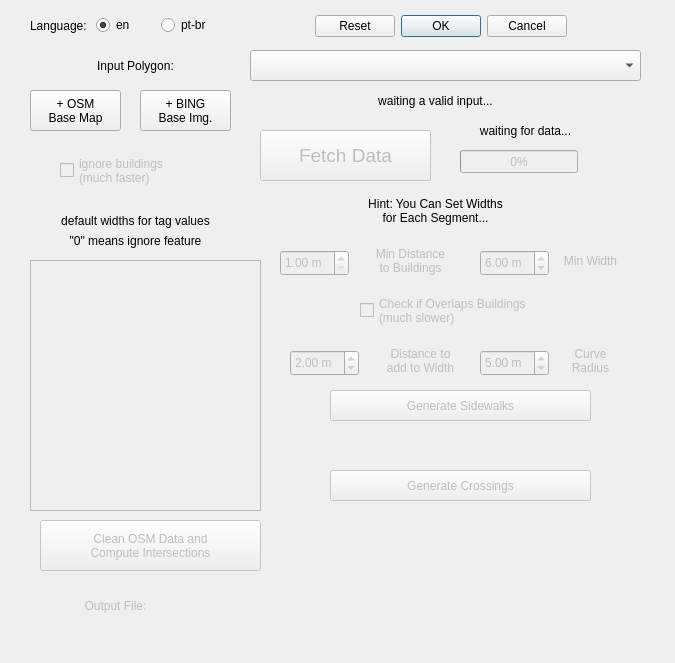
Old version of the form osm_sidewalkreator_dialog_base.ui in the repository kauevestena/osm_sidewalkreator.
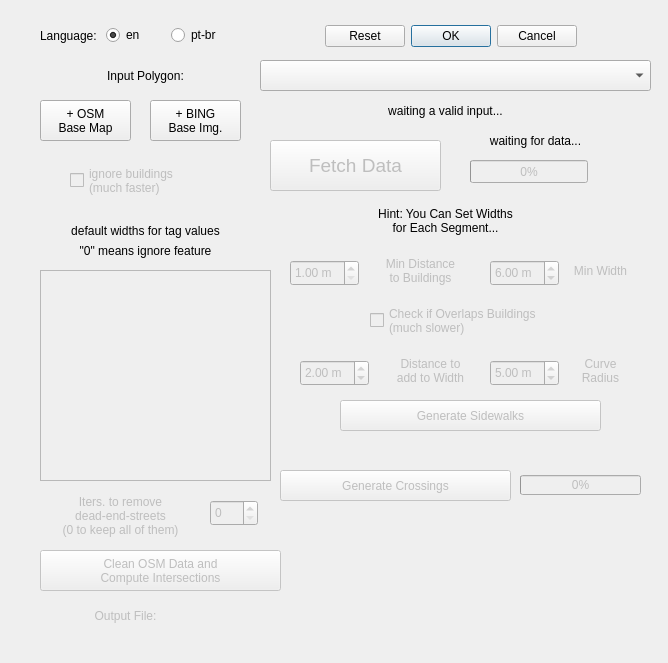
New version of the form. Custom widgets are drawn as their Qt base class.

```diff
--- a/osm_sidewalkreator_dialog_base.ui
+++ b/osm_sidewalkreator_dialog_base.ui
@@ -6,7 +6,7 @@
    <rect>
     <x>0</x>
     <y>0</y>
-    <width>675</width>
+    <width>668</width>
     <height>663</height>
    </rect>
   </property>
@@ -19,8 +19,8 @@
    </property>
    <property name="geometry">
     <rect>
-     <x>310</x>
-     <y>10</y>
+     <x>320</x>
+     <y>20</y>
      <width>261</width>
      <height>32</height>
     </rect>
@@ -38,8 +38,8 @@
   <widget class="QWidget" name="horizontalLayoutWidget">
    <property name="geometry">
     <rect>
-     <x>30</x>
-     <y>10</y>
+     <x>40</x>
+     <y>20</y>
      <width>191</width>
      <height>31</height>
     </rect>
@@ -89,8 +89,8 @@
   <widget class="QLabel" name="input_pol_label">
    <property name="geometry">
     <rect>
-     <x>40</x>
-     <y>50</y>
+     <x>50</x>
+     <y>60</y>
      <width>191</width>
      <height>31</height>
     </rect>
@@ -105,8 +105,8 @@
   <widget class="QgsMapLayerComboBox" name="input_layer_selector">
    <property name="geometry">
     <rect>
-     <x>250</x>
-     <y>50</y>
+     <x>260</x>
+     <y>60</y>
      <width>391</width>
      <height>31</height>
     </rect>
@@ -118,8 +118,8 @@
    </property>
    <property name="geometry">
     <rect>
-     <x>220</x>
-     <y>590</y>
+     <x>230</x>
+     <y>600</y>
      <width>391</width>
      <height>41</height>
     </rect>
@@ -134,8 +134,8 @@
    </property>
    <property name="geometry">
     <rect>
-     <x>50</x>
-     <y>590</y>
+     <x>60</x>
+     <y>600</y>
      <width>131</width>
      <height>31</height>
     </rect>
@@ -153,8 +153,8 @@
    </property>
    <property name="geometry">
     <rect>
-     <x>260</x>
-     <y>130</y>
+     <x>270</x>
+     <y>140</y>
      <width>171</width>
      <height>51</height>
     </rect>
@@ -171,8 +171,8 @@
   <widget class="QLabel" name="input_status">
    <property name="geometry">
     <rect>
-     <x>320</x>
-     <y>90</y>
+     <x>330</x>
+     <y>100</y>
      <width>231</width>
      <height>21</height>
     </rect>
@@ -187,8 +187,8 @@
   <widget class="QLabel" name="input_status_of_data">
    <property name="geometry">
     <rect>
-     <x>440</x>
-     <y>120</y>
+     <x>450</x>
+     <y>130</y>
      <width>171</width>
      <height>21</height>
     </rect>
@@ -206,10 +206,10 @@
    </property>
    <property name="geometry">
     <rect>
-     <x>30</x>
-     <y>260</y>
+     <x>40</x>
+     <y>270</y>
      <width>231</width>
-     <height>251</height>
+     <height>211</height>
     </rect>
    </property>
    <property name="rowCount">
@@ -225,8 +225,8 @@
    </property>
    <property name="geometry">
     <rect>
-     <x>20</x>
-     <y>210</y>
+     <x>30</x>
+     <y>220</y>
      <width>231</width>
      <height>21</height>
     </rect>
@@ -241,8 +241,8 @@
   <widget class="QLabel" name="table_txt2">
    <property name="geometry">
     <rect>
-     <x>20</x>
-     <y>230</y>
+     <x>30</x>
+     <y>240</y>
      <width>231</width>
      <height>21</height>
     </rect>
@@ -261,9 +261,9 @@
    <property name="geometry">
     <rect>
      <x>40</x>
-     <y>520</y>
-     <width>221</width>
-     <height>51</height>
+     <y>550</y>
+     <width>241</width>
+     <height>41</height>
     </rect>
    </property>
    <property name="text">
@@ -323,8 +323,8 @@
    </property>
    <property name="geometry">
     <rect>
-     <x>330</x>
-     <y>390</y>
+     <x>340</x>
+     <y>400</y>
      <width>261</width>
      <height>31</height>
     </rect>
@@ -348,8 +348,8 @@
   <widget class="QLabel" name="widths_hint">
    <property name="geometry">
     <rect>
-     <x>290</x>
-     <y>190</y>
+     <x>300</x>
+     <y>200</y>
      <width>291</width>
      <height>41</height>
     </rect>
@@ -368,8 +368,8 @@
    </property>
    <property name="geometry">
     <rect>
-     <x>360</x>
-     <y>290</y>
+     <x>370</x>
+     <y>300</y>
      <width>241</width>
      <height>41</height>
     </rect>
@@ -414,8 +414,8 @@
    </property>
    <property name="geometry">
     <rect>
-     <x>60</x>
-     <y>150</y>
+     <x>70</x>
+     <y>160</y>
      <width>161</width>
      <height>41</height>
     </rect>
@@ -434,8 +434,8 @@
    </property>
    <property name="geometry">
     <rect>
-     <x>280</x>
-     <y>250</y>
+     <x>290</x>
+     <y>260</y>
      <width>69</width>
      <height>26</height>
     </rect>
@@ -465,8 +465,8 @@
    </property>
    <property name="geometry">
     <rect>
-     <x>480</x>
-     <y>350</y>
+     <x>490</x>
+     <y>360</y>
      <width>69</width>
      <height>26</height>
     </rect>
@@ -496,8 +496,8 @@
    </property>
    <property name="geometry">
     <rect>
-     <x>460</x>
-     <y>150</y>
+     <x>470</x>
+     <y>160</y>
      <width>118</width>
      <height>23</height>
     </rect>
@@ -512,8 +512,8 @@
    </property>
    <property name="geometry">
     <rect>
-     <x>360</x>
-     <y>240</y>
+     <x>370</x>
+     <y>250</y>
      <width>101</width>
      <height>41</height>
     </rect>
@@ -532,8 +532,8 @@
    </property>
    <property name="geometry">
     <rect>
-     <x>540</x>
-     <y>340</y>
+     <x>550</x>
+     <y>350</y>
      <width>101</width>
      <height>41</height>
     </rect>
@@ -552,8 +552,8 @@
    </property>
    <property name="geometry">
     <rect>
-     <x>370</x>
-     <y>340</y>
+     <x>380</x>
+     <y>350</y>
      <width>101</width>
      <height>41</height>
     </rect>
@@ -572,8 +572,8 @@
    </property>
    <property name="geometry">
     <rect>
-     <x>290</x>
-     <y>350</y>
+     <x>300</x>
+     <y>360</y>
      <width>69</width>
      <height>26</height>
     </rect>
@@ -606,8 +606,8 @@
    </property>
    <property name="geometry">
     <rect>
-     <x>480</x>
-     <y>250</y>
+     <x>490</x>
+     <y>260</y>
      <width>69</width>
      <height>26</height>
     </rect>
@@ -643,8 +643,8 @@
    </property>
    <property name="geometry">
     <rect>
-     <x>540</x>
-     <y>240</y>
+     <x>550</x>
+     <y>250</y>
      <width>101</width>
      <height>41</height>
     </rect>
@@ -659,8 +659,8 @@
   <widget class="QPushButton" name="add_osm_basemap">
    <property name="geometry">
     <rect>
-     <x>30</x>
-     <y>90</y>
+     <x>40</x>
+     <y>100</y>
      <width>91</width>
      <height>41</height>
     </rect>
@@ -673,8 +673,8 @@
   <widget class="QPushButton" name="add_bing_base">
    <property name="geometry">
     <rect>
-     <x>140</x>
-     <y>90</y>
+     <x>150</x>
+     <y>100</y>
      <width>91</width>
      <height>41</height>
     </rect>
@@ -690,9 +690,9 @@
    </property>
    <property name="geometry">
     <rect>
-     <x>330</x>
+     <x>280</x>
      <y>470</y>
-     <width>261</width>
+     <width>231</width>
      <height>31</height>
     </rect>
    </property>
@@ -712,6 +712,59 @@
     <bool>false</bool>
    </property>
   </widget>
+  <widget class="QSpinBox" name="dead_end_iters_box">
+   <property name="enabled">
+    <bool>false</bool>
+   </property>
+   <property name="geometry">
+    <rect>
+     <x>210</x>
+     <y>500</y>
+     <width>48</width>
+     <height>26</height>
+    </rect>
+   </property>
+   <property name="maximum">
+    <number>7</number>
+   </property>
+  </widget>
+  <widget class="QLabel" name="dead_end_iters_label">
+   <property name="enabled">
+    <bool>false</bool>
+   </property>
+   <property name="geometry">
+    <rect>
+     <x>40</x>
+     <y>490</y>
+     <width>161</width>
+     <height>51</height>
+    </rect>
+   </property>
+   <property name="text">
+    <string>Iters. to remove
+dead-end-streets
+(0 to keep all of them)</string>
+   </property>
+   <property name="alignment">
+    <set>Qt::AlignCenter</set>
+   </property>
+  </widget>
+  <widget class="QProgressBar" name="gencrossings_progressbar">
+   <property name="enabled">
+    <bool>false</bool>
+   </property>
+   <property name="geometry">
+    <rect>
+     <x>520</x>
+     <y>475</y>
+     <width>121</width>
+     <height>20</height>
+    </rect>
+   </property>
+   <property name="value">
+    <number>0</number>
+   </property>
+  </widget>
  </widget>
  <customwidgets>
   <customwidget>
```
